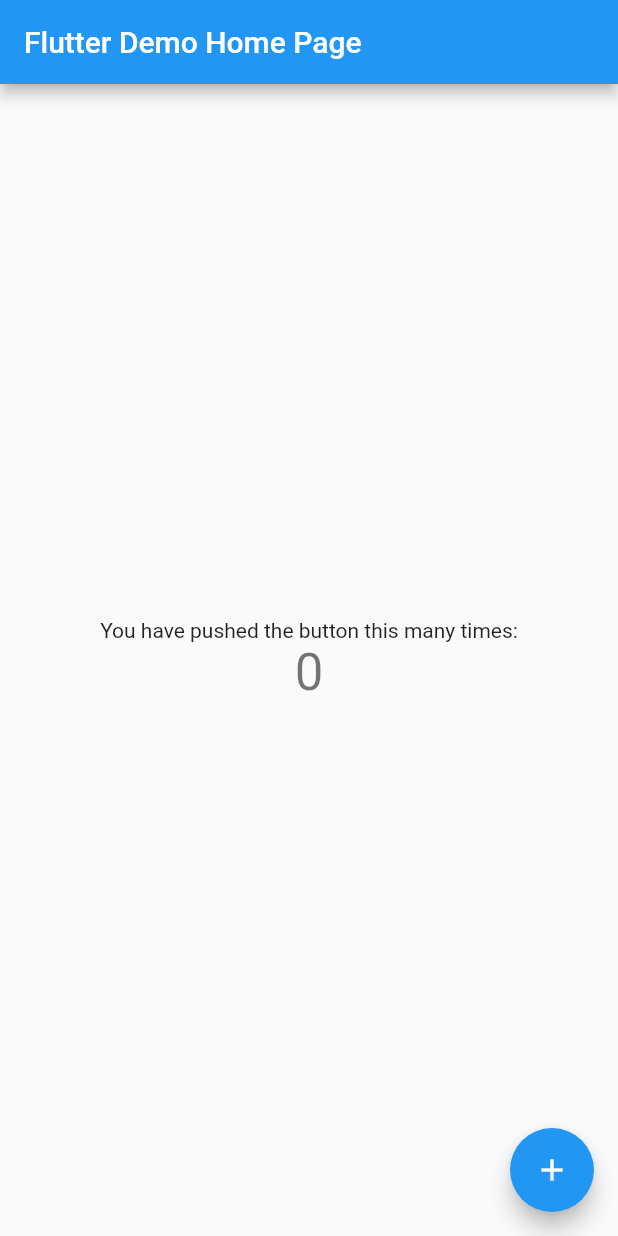
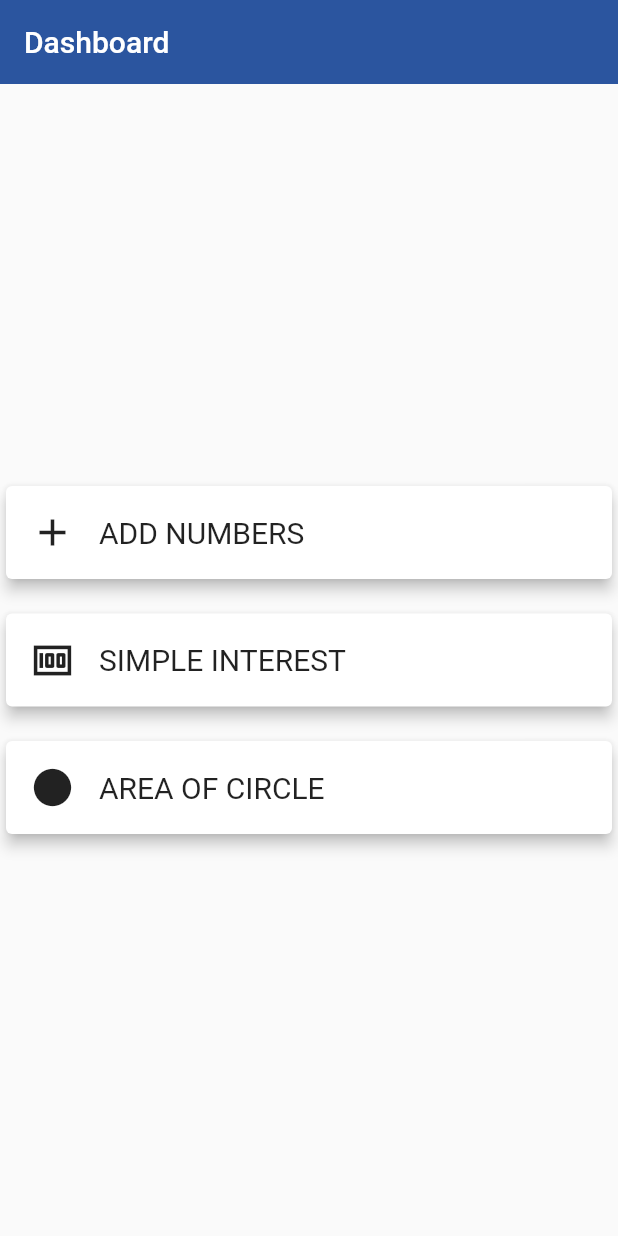
Before and after one commit to ishwar46/ST6002CEM, a Flutter app: the screen it shows after launch, on a phone screen of 412 x 824 dp. Run offline on Flutter 3.47's test engine with Material 2 defaults, Android fonts, the phone set to English and light mode, and no system bars.

Commit message:
Card and Routes Added

```diff
--- /dev/null
+++ b/flutter_class/lib/core/app.dart
@@ -0,0 +1,32 @@
+import 'package:flutter/material.dart';
+import 'package:flutter_class/views/add_two_numbers.dart';
+import 'package:flutter_class/views/area_of_circle.dart';
+import 'package:flutter_class/views/home_page.dart';
+import 'package:flutter_class/views/simple_interest.dart';
+
+class MyApp extends StatelessWidget {
+  const MyApp({super.key});
+
+  // This widget is the root of your application.
+  @override
+  Widget build(BuildContext context) {
+    return MaterialApp(
+      title: 'Flutter Class',
+      debugShowCheckedModeBanner: false,
+      home: const HomePage(),
+      routes: {
+        MyRoutes.homeRoute: (context) => const HomePage(),
+        MyRoutes.addNumRoute: (context) => const AddNumbers(),
+        MyRoutes.siRoute: (context) => const SimpleInterest(),
+        MyRoutes.areaRoute: (context) => const AreaOfCircle(),
+      },
+    );
+  }
+}
+
+class MyRoutes {
+  static String homeRoute = "/home";
+  static String addNumRoute = "/addNum";
+  static String siRoute = "/SI";
+  static String areaRoute = "/area";
+}
--- a/flutter_class/lib/main.dart
+++ b/flutter_class/lib/main.dart
@@ -1,115 +1,8 @@
 import 'package:flutter/material.dart';
+import 'package:flutter_class/core/app.dart';
 
 void main() {
-  runApp(const MyApp());
+  runApp(
+    const MyApp(),
+  );
 }
-
-class MyApp extends StatelessWidget {
-  const MyApp({super.key});
-
-  // This widget is the root of your application.
-  @override
-  Widget build(BuildContext context) {
-    return MaterialApp(
-      title: 'Flutter Demo',
-      theme: ThemeData(
-        // This is the theme of your application.
-        //
-        // Try running your application with "flutter run". You'll see the
-        // application has a blue toolbar. Then, without quitting the app, try
-        // changing the primarySwatch below to Colors.green and then invoke
-        // "hot reload" (press "r" in the console where you ran "flutter run",
-        // or simply save your changes to "hot reload" in a Flutter IDE).
-        // Notice that the counter didn't reset back to zero; the application
-        // is not restarted.
-        primarySwatch: Colors.blue,
-      ),
-      home: const MyHomePage(title: 'Flutter Demo Home Page'),
-    );
-  }
-}
-
-class MyHomePage extends StatefulWidget {
-  const MyHomePage({super.key, required this.title});
-
-  // This widget is the home page of your application. It is stateful, meaning
-  // that it has a State object (defined below) that contains fields that affect
-  // how it looks.
-
-  // This class is the configuration for the state. It holds the values (in this
-  // case the title) provided by the parent (in this case the App widget) and
-  // used by the build method of the State. Fields in a Widget subclass are
-  // always marked "final".
-
-  final String title;
-
-  @override
-  State<MyHomePage> createState() => _MyHomePageState();
-}
-
-class _MyHomePageState extends State<MyHomePage> {
-  int _counter = 0;
-
-  void _incrementCounter() {
-    setState(() {
-      // This call to setState tells the Flutter framework that something has
-      // changed in this State, which causes it to rerun the build method below
-      // so that the display can reflect the updated values. If we changed
-      // _counter without calling setState(), then the build method would not be
-      // called again, and so nothing would appear to happen.
-      _counter++;
-    });
-  }
-
-  @override
-  Widget build(BuildContext context) {
-    // This method is rerun every time setState is called, for instance as done
-    // by the _incrementCounter method above.
-    //
-    // The Flutter framework has been optimized to make rerunning build methods
-    // fast, so that you can just rebuild anything that needs updating rather
-    // than having to individually change instances of widgets.
-    return Scaffold(
-      appBar: AppBar(
-        // Here we take the value from the MyHomePage object that was created by
-        // the App.build method, and use it to set our appbar title.
-        title: Text(widget.title),
-      ),
-      body: Center(
-        // Center is a layout widget. It takes a single child and positions it
-        // in the middle of the parent.
-        child: Column(
-          // Column is also a layout widget. It takes a list of children and
-          // arranges them vertically. By default, it sizes itself to fit its
-          // children horizontally, and tries to be as tall as its parent.
-          //
-          // Invoke "debug painting" (press "p" in the console, choose the
-          // "Toggle Debug Paint" action from the Flutter Inspector in Android
-          // Studio, or the "Toggle Debug Paint" command in Visual Studio Code)
-          // to see the wireframe for each widget.
-          //
-          // Column has various properties to control how it sizes itself and
-          // how it positions its children. Here we use mainAxisAlignment to
-          // center the children vertically; the main axis here is the vertical
-          // axis because Columns are vertical (the cross axis would be
-          // horizontal).
-          mainAxisAlignment: MainAxisAlignment.center,
-          children: <Widget>[
-            const Text(
-              'You have pushed the button this many times:',
-            ),
-            Text(
-              '$_counter',
-              style: Theme.of(context).textTheme.headlineMedium,
-            ),
-          ],
-        ),
-      ),
-      floatingActionButton: FloatingActionButton(
-        onPressed: _incrementCounter,
-        tooltip: 'Increment',
-        child: const Icon(Icons.add),
-      ), // This trailing comma makes auto-formatting nicer for build methods.
-    );
-  }
-}
--- /dev/null
+++ b/flutter_class/lib/views/add_two_numbers.dart
@@ -0,0 +1,16 @@
+import 'package:flutter/src/widgets/framework.dart';
+import 'package:flutter/src/widgets/placeholder.dart';
+
+class AddNumbers extends StatefulWidget {
+  const AddNumbers({super.key});
+
+  @override
+  State<AddNumbers> createState() => _AddNumbersState();
+}
+
+class _AddNumbersState extends State<AddNumbers> {
+  @override
+  Widget build(BuildContext context) {
+    return const Placeholder();
+  }
+}
--- /dev/null
+++ b/flutter_class/lib/views/area_of_circle.dart
@@ -0,0 +1,16 @@
+import 'package:flutter/src/widgets/framework.dart';
+import 'package:flutter/src/widgets/placeholder.dart';
+
+class AreaOfCircle extends StatefulWidget {
+  const AreaOfCircle({super.key});
+
+  @override
+  State<AreaOfCircle> createState() => _AreaOfCircleState();
+}
+
+class _AreaOfCircleState extends State<AreaOfCircle> {
+  @override
+  Widget build(BuildContext context) {
+    return const Placeholder();
+  }
+}
--- /dev/null
+++ b/flutter_class/lib/views/home_page.dart
@@ -0,0 +1,46 @@
+import 'package:flutter/material.dart';
+import 'package:flutter_class/widgets/card.dart';
+
+class HomePage extends StatefulWidget {
+  const HomePage({super.key});
+
+  @override
+  State<HomePage> createState() => _HomePageState();
+}
+
+class _HomePageState extends State<HomePage> {
+  @override
+  Widget build(BuildContext context) {
+    return Scaffold(
+        appBar: AppBar(
+          foregroundColor: Colors.white,
+          backgroundColor: const Color.fromARGB(255, 43, 85, 159),
+          elevation: 0,
+          title: const Text('Dashboard'),
+        ),
+        body: Center(
+          child: Column(
+            mainAxisAlignment: MainAxisAlignment.center,
+            children: const [
+              CardWidget(
+                title: 'ADD NUMBERS',
+                routeName: '/addNum',
+                iconData: Icons.add,
+              ),
+              SizedBox(height: 15),
+              CardWidget(
+                title: 'SIMPLE INTEREST',
+                routeName: '/SI',
+                iconData: Icons.money,
+              ),
+              SizedBox(height: 15),
+              CardWidget(
+                title: 'AREA OF CIRCLE',
+                routeName: '/area',
+                iconData: Icons.circle,
+              ),
+            ],
+          ),
+        ));
+  }
+}
--- /dev/null
+++ b/flutter_class/lib/views/simple_interest.dart
@@ -0,0 +1,16 @@
+import 'package:flutter/src/widgets/framework.dart';
+import 'package:flutter/src/widgets/placeholder.dart';
+
+class SimpleInterest extends StatefulWidget {
+  const SimpleInterest({super.key});
+
+  @override
+  State<SimpleInterest> createState() => _SimpleInterestState();
+}
+
+class _SimpleInterestState extends State<SimpleInterest> {
+  @override
+  Widget build(BuildContext context) {
+    return const Placeholder();
+  }
+}
--- /dev/null
+++ b/flutter_class/lib/widgets/card.dart
@@ -0,0 +1,43 @@
+import 'package:flutter/material.dart';
+
+class CardWidget extends StatelessWidget {
+  final String title;
+  final String routeName;
+  final IconData iconData; // Add an icon data property
+
+  const CardWidget({
+    Key? key,
+    required this.title,
+    required this.routeName,
+    required this.iconData, // Pass in the icon data
+  }) : super(key: key);
+
+  @override
+  Widget build(BuildContext context) {
+    return Card(
+      elevation: 4,
+      child: InkWell(
+        onTap: () {
+          Navigator.pushNamed(context, routeName);
+        },
+        child: Padding(
+          padding: const EdgeInsets.all(16),
+          child: Row(
+            // Use Row to align icon and text horizontally
+            children: [
+              Icon(
+                iconData, // Use the provided icon data
+                size: 30, // Adjust the size as needed
+              ),
+              SizedBox(width: 16), // Add some space between the icon and text
+              Text(
+                title,
+                style: const TextStyle(fontSize: 20),
+              ),
+            ],
+          ),
+        ),
+      ),
+    );
+  }
+}
```
